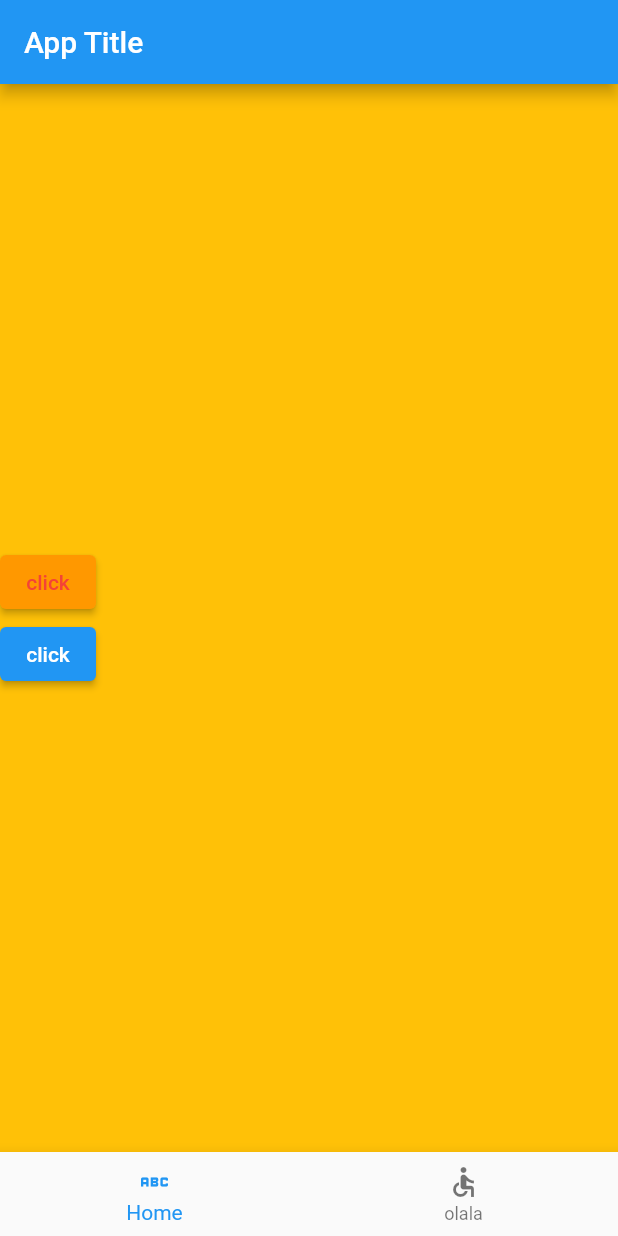
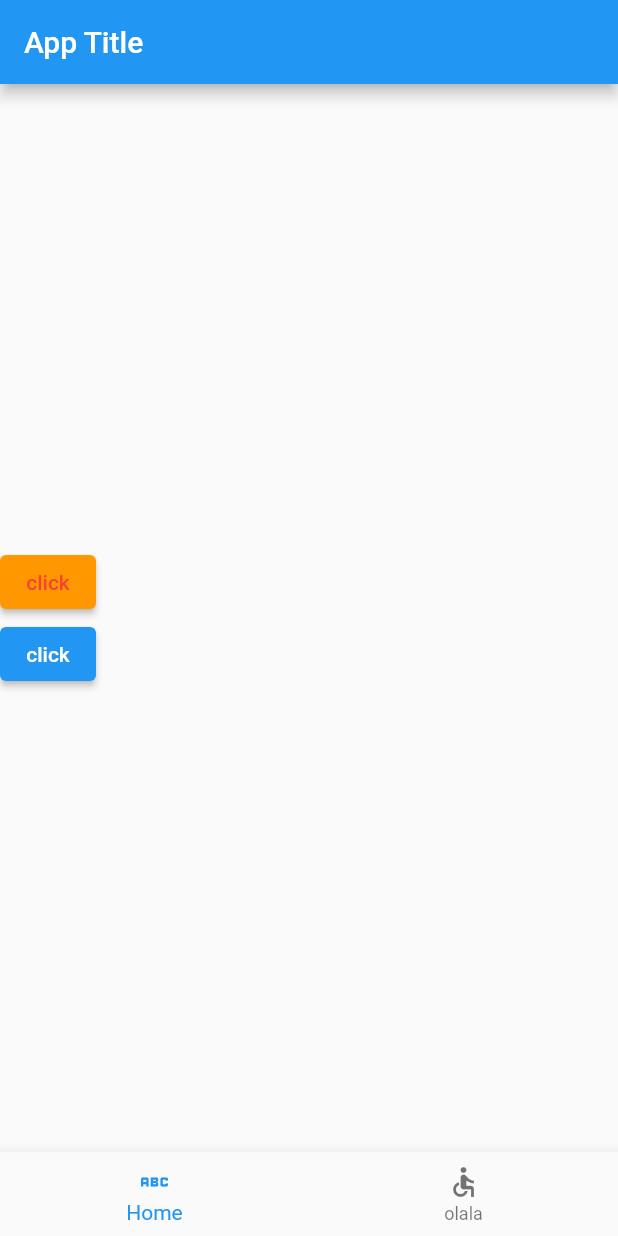
Before and after one commit to kadriyeg/akay_final, a Flutter app: the screen it shows after launch, on a phone screen of 412 x 824 dp. Run offline on Flutter 3.47's test engine with Material 2 defaults, Android fonts, the phone set to English and light mode, and no system bars.

Commit message:
dev: const class oluşturdum, backGroundColor variable ekledim, main dartta bunu container rengi olarak kullandım

```diff
--- /dev/null
+++ b/lib/constants.dart
@@ -0,0 +1,3 @@
+import 'package:flutter/cupertino.dart';
+
+Color backGroundColor= Color(0x120D39);
--- a/lib/main.dart
+++ b/lib/main.dart
@@ -1,6 +1,6 @@
 import 'dart:math';
-
 import 'package:flutter/material.dart';
+import 'package:flutter_application_1/constants.dart';
 
 void main() {
   runApp( MyApp());
@@ -32,7 +32,7 @@
           Container(
             width: double.infinity,
             height: double.infinity,
-            color: Colors.amber,
+            color: backGroundColor,
             child: Column(
               mainAxisAlignment: MainAxisAlignment.center,
               crossAxisAlignment: CrossAxisAlignment.start,
@@ -88,6 +88,7 @@
   }
 }
 
+
 class SecondPage extends StatelessWidget {
   @override
   const SecondPage({Key? key}) : super(key: key);
```
